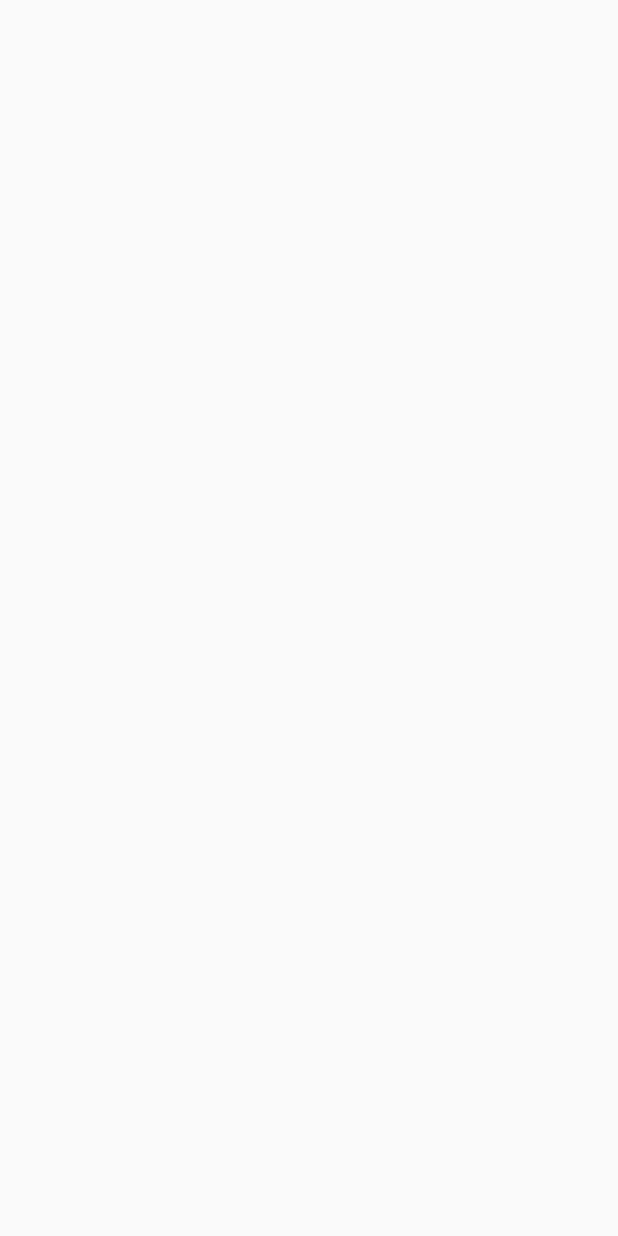
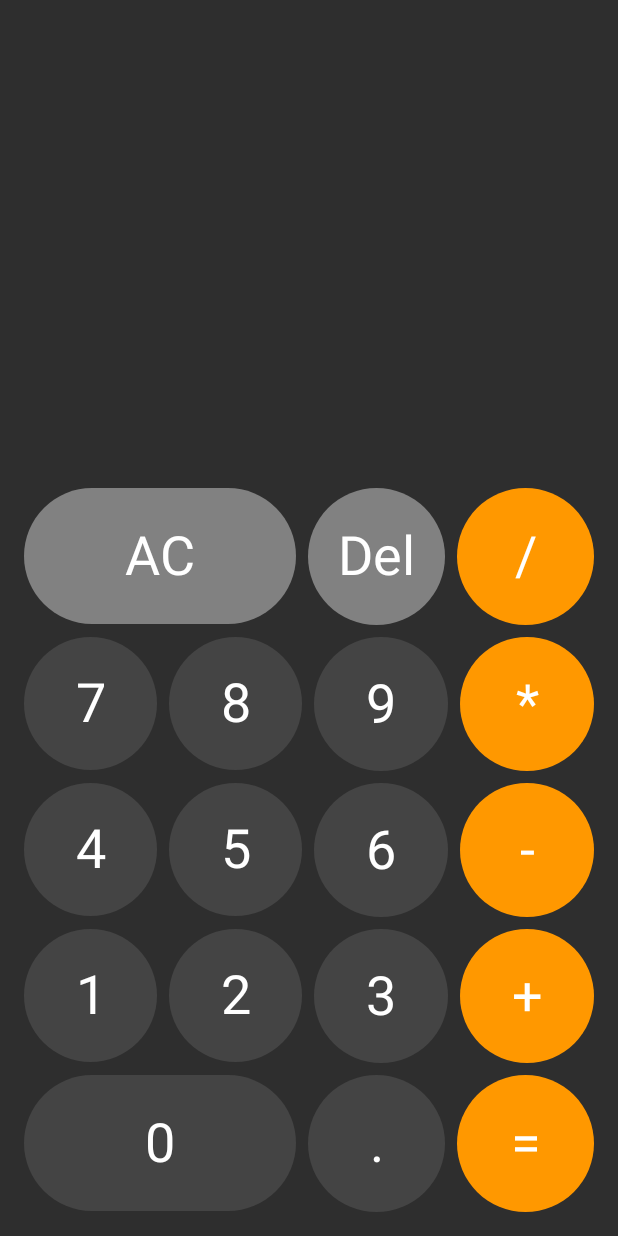
Before and after one commit to PavkaBrika/Jetpack-Compose-Learn-Calculator, an Android app built with Jetpack Compose: the screen it shows after launch (MainActivity), on a phone screen of 412 x 824 dp. Before the commit the screen is empty. Run offline under Robolectric (Android 15) with nearby library versions, the phone set to English and light mode, and no system bars.

Commit message:
completed app

```diff
--- a/app/src/main/java/com/breckneck/composecalculator/Calculator.kt
+++ b/app/src/main/java/com/breckneck/composecalculator/Calculator.kt
@@ -1,8 +1,250 @@
 package com.breckneck.composecalculator
 
+import androidx.compose.foundation.background
+import androidx.compose.foundation.layout.*
+import androidx.compose.material.Text
 import androidx.compose.runtime.Composable
+import androidx.compose.ui.Alignment
+import androidx.compose.ui.Modifier
+import androidx.compose.ui.graphics.Color
+import androidx.compose.ui.text.font.FontWeight
+import androidx.compose.ui.text.style.TextAlign
+import androidx.compose.ui.unit.Dp
+import androidx.compose.ui.unit.dp
+import androidx.compose.ui.unit.sp
+import com.breckneck.composecalculator.ui.theme.LightGray
+import com.breckneck.composecalculator.ui.theme.Orange
 
 @Composable
-fun Calculator() {
-
+fun Calculator(
+    state: CalculatorState,
+    modifier: Modifier = Modifier,
+    buttonSpacing: Dp = 8.dp,
+    onAction: (CalculatorAction) -> Unit
+) {
+    Box(modifier = modifier) {
+        Column(
+            modifier = Modifier
+                .fillMaxWidth()
+                .align(Alignment.BottomEnd),
+            verticalArrangement = Arrangement.spacedBy(buttonSpacing)
+        ) {
+            Text(
+                text = state.number1 + (state.operation?.symbol ?: "") + state.number2,
+                textAlign = TextAlign.End,
+                modifier = Modifier
+                    .fillMaxWidth()
+                    .padding(vertical = 32.dp),
+                fontWeight = FontWeight.Light,
+                fontSize = 80.sp,
+                color = Color.White,
+                maxLines = 2
+            )
+            Row(
+                modifier = Modifier.fillMaxWidth(),
+                horizontalArrangement = Arrangement.spacedBy(buttonSpacing)
+            ) {
+                CalculatorButton(
+                    symbol = "AC",
+                    modifier = Modifier
+                        .background(LightGray)
+                        .aspectRatio(2f)
+                        .weight(2f),
+                    onClick = {
+                        onAction(CalculatorAction.Clear)
+                    }
+                )
+                CalculatorButton(
+                    symbol = "Del",
+                    modifier = Modifier
+                        .background(LightGray)
+                        .aspectRatio(1f)
+                        .weight(1f),
+                    onClick = {
+                        onAction(CalculatorAction.Delete)
+                    }
+                )
+                CalculatorButton(
+                    symbol = "/",
+                    modifier = Modifier
+                        .background(Orange)
+                        .aspectRatio(1f)
+                        .weight(1f),
+                    onClick = {
+                        onAction(CalculatorAction.Operation(CalculatorOperation.Divide))
+                    }
+                )
+            }
+            Row(
+                modifier = Modifier.fillMaxWidth(),
+                horizontalArrangement = Arrangement.spacedBy(buttonSpacing)
+            ) {
+                CalculatorButton(
+                    symbol = "7",
+                    modifier = Modifier
+                        .background(Color.DarkGray)
+                        .aspectRatio(1f)
+                        .weight(1f),
+                    onClick = {
+                        onAction(CalculatorAction.Number(7))
+                    }
+                )
+                CalculatorButton(
+                    symbol = "8",
+                    modifier = Modifier
+                        .background(Color.DarkGray)
+                        .aspectRatio(1f)
+                        .weight(1f),
+                    onClick = {
+                        onAction(CalculatorAction.Number(8))
+                    }
+                )
+                CalculatorButton(
+                    symbol = "9",
+                    modifier = Modifier
+                        .background(Color.DarkGray)
+                        .aspectRatio(1f)
+                        .weight(1f),
+                    onClick = {
+                        onAction(CalculatorAction.Number(9))
+                    }
+                )
+                CalculatorButton(
+                    symbol = "*",
+                    modifier = Modifier
+                        .background(Orange)
+                        .aspectRatio(1f)
+                        .weight(1f),
+                    onClick = {
+                        onAction(CalculatorAction.Operation(CalculatorOperation.Multiply))
+                    }
+                )
+            }
+            Row(
+                modifier = Modifier.fillMaxWidth(),
+                horizontalArrangement = Arrangement.spacedBy(buttonSpacing)
+            ) {
+                CalculatorButton(
+                    symbol = "4",
+                    modifier = Modifier
+                        .background(Color.DarkGray)
+                        .aspectRatio(1f)
+                        .weight(1f),
+                    onClick = {
+                        onAction(CalculatorAction.Number(4))
+                    }
+                )
+                CalculatorButton(
+                    symbol = "5",
+                    modifier = Modifier
+                        .background(Color.DarkGray)
+                        .aspectRatio(1f)
+                        .weight(1f),
+                    onClick = {
+                        onAction(CalculatorAction.Number(5))
+                    }
+                )
+                CalculatorButton(
+                    symbol = "6",
+                    modifier = Modifier
+                        .background(Color.DarkGray)
+                        .aspectRatio(1f)
+                        .weight(1f),
+                    onClick = {
+                        onAction(CalculatorAction.Number(6))
+                    }
+                )
+                CalculatorButton(
+                    symbol = "-",
+                    modifier = Modifier
+                        .background(Orange)
+                        .aspectRatio(1f)
+                        .weight(1f),
+                    onClick = {
+                        onAction(CalculatorAction.Operation(CalculatorOperation.Subtract))
+                    }
+                )
+            }
+            Row(
+                modifier = Modifier.fillMaxWidth(),
+                horizontalArrangement = Arrangement.spacedBy(buttonSpacing)
+            ) {
+                CalculatorButton(
+                    symbol = "1",
+                    modifier = Modifier
+                        .background(Color.DarkGray)
+                        .aspectRatio(1f)
+                        .weight(1f),
+                    onClick = {
+                        onAction(CalculatorAction.Number(1))
+                    }
+                )
+                CalculatorButton(
+                    symbol = "2",
+                    modifier = Modifier
+                        .background(Color.DarkGray)
+                        .aspectRatio(1f)
+                        .weight(1f),
+                    onClick = {
+                        onAction(CalculatorAction.Number(2))
+                    }
+                )
+                CalculatorButton(
+                    symbol = "3",
+                    modifier = Modifier
+                        .background(Color.DarkGray)
+                        .aspectRatio(1f)
+                        .weight(1f),
+                    onClick = {
+                        onAction(CalculatorAction.Number(3))
+                    }
+                )
+                CalculatorButton(
+                    symbol = "+",
+                    modifier = Modifier
+                        .background(Orange)
+                        .aspectRatio(1f)
+                        .weight(1f),
+                    onClick = {
+                        onAction(CalculatorAction.Operation(CalculatorOperation.Add))
+                    }
+                )
+            }
+            Row(
+                modifier = Modifier.fillMaxWidth(),
+                horizontalArrangement = Arrangement.spacedBy(buttonSpacing)
+            ) {
+                CalculatorButton(
+                    symbol = "0",
+                    modifier = Modifier
+                        .background(Color.DarkGray)
+                        .aspectRatio(2f)
+                        .weight(2f),
+                    onClick = {
+                        onAction(CalculatorAction.Number(0))
+                    }
+                )
+                CalculatorButton(
+                    symbol = ".",
+                    modifier = Modifier
+                        .background(Color.DarkGray)
+                        .aspectRatio(1f)
+                        .weight(1f),
+                    onClick = {
+                        onAction(CalculatorAction.Decimal)
+                    }
+                )
+                CalculatorButton(
+                    symbol = "=",
+                    modifier = Modifier
+                        .background(Orange)
+                        .aspectRatio(1f)
+                        .weight(1f),
+                    onClick = {
+                        onAction(CalculatorAction.Calculate)
+                    }
+                )
+            }
+        }
+    }
 }
--- a/app/src/main/java/com/breckneck/composecalculator/MainActivity.kt
+++ b/app/src/main/java/com/breckneck/composecalculator/MainActivity.kt
@@ -3,16 +3,22 @@ package com.breckneck.composecalculator
 import android.os.Bundle
 import androidx.activity.ComponentActivity
 import androidx.activity.compose.setContent
+import androidx.compose.foundation.background
+import androidx.compose.foundation.layout.fillMaxHeight
 import androidx.compose.foundation.layout.fillMaxSize
+import androidx.compose.foundation.layout.fillMaxWidth
+import androidx.compose.foundation.layout.padding
 import androidx.compose.material.MaterialTheme
 import androidx.compose.material.Surface
 import androidx.compose.material.Text
 import androidx.compose.runtime.Composable
+import androidx.compose.ui.Alignment
 import androidx.compose.ui.Modifier
 import androidx.compose.ui.tooling.preview.Preview
 import androidx.compose.ui.unit.dp
 import androidx.lifecycle.viewmodel.compose.viewModel
 import com.breckneck.composecalculator.ui.theme.ComposeCalculatorTheme
+import com.breckneck.composecalculator.ui.theme.MediumGray
 
 class MainActivity : ComponentActivity() {
     override fun onCreate(savedInstanceState: Bundle?) {
@@ -22,6 +28,16 @@ class MainActivity : ComponentActivity() {
                 val viewModel = viewModel<CalculatorViewModel>()
                 val state = viewModel.state
                 val buttonSpacing = 8.dp
+                Calculator(
+                    state = state,
+                    onAction = viewModel::onAction,
+                    buttonSpacing = buttonSpacing,
+                    modifier = Modifier
+                        .fillMaxWidth()
+                        .fillMaxHeight()
+                        .background(MediumGray)
+                        .padding(16.dp)
+                )
             }
         }
     }
--- a/app/src/main/java/com/breckneck/composecalculator/ui/theme/Color.kt
+++ b/app/src/main/java/com/breckneck/composecalculator/ui/theme/Color.kt
@@ -6,3 +6,7 @@ val Purple200 = Color(0xFFBB86FC)
 val Purple500 = Color(0xFF6200EE)
 val Purple700 = Color(0xFF3700B3)
 val Teal200 = Color(0xFF03DAC5)
+
+val MediumGray = Color(0xFF2E2E2E)
+val LightGray = Color(0xFF818181)
+val Orange = Color(0xFFFF9800)
```
Also changed, not shown: app/src/main/java/com/breckneck/composecalculator/CalculatorViewModel.kt (+87 -0 lines).
